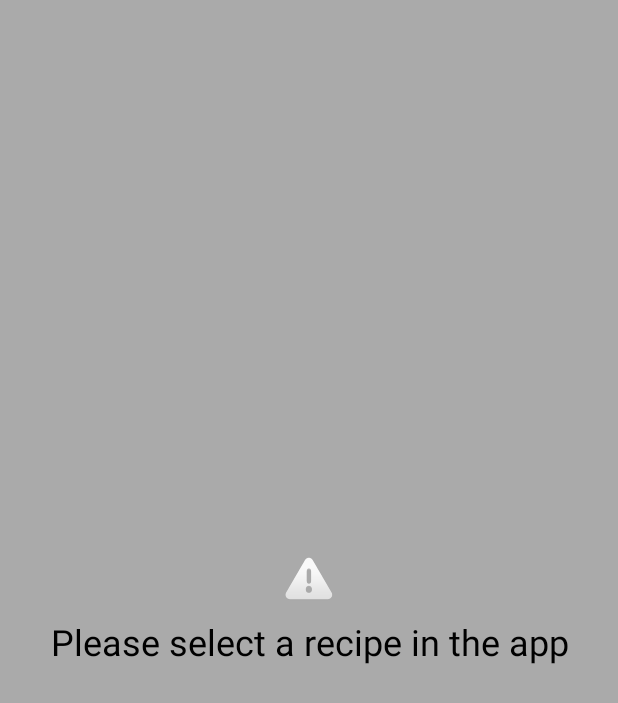
After one commit to su43berkut17/bakingApp, an Android app: the layout ingredients_widget.xml on its own in the app's theme, with its tools: preview values and no code run, on a phone screen of 412 x 824 dp. The commit adds this screen. Shown: the top 703 px of the screen. Run offline under Robolectric (Android 15) with nearby library versions, the phone set to English and light mode, and no system bars.

Commit message:
Added widget (unfinished)

```diff
--- a/app/src/main/java/com/su43berkut17/nanodegree/bakingapp/MainActivity.java
+++ b/app/src/main/java/com/su43berkut17/nanodegree/bakingapp/MainActivity.java
@@ -41,7 +41,7 @@ public class MainActivity extends AppCompatActivity implements
     private boolean mTwoPanel;
 
     //variables that remember the state of the app, what is in which panel
-    private String panelState1;
+    public String panelState1;
     private String panelState2;
 
     @Override
--- /dev/null
+++ b/app/src/main/res/layout/ingredients_widget.xml
@@ -0,0 +1,34 @@
+<RelativeLayout xmlns:android="http://schemas.android.com/apk/res/android"
+    xmlns:app="http://schemas.android.com/apk/res-auto"
+    android:layout_width="match_parent"
+    android:layout_height="match_parent"
+    android:background="@android:color/darker_gray"
+    android:padding="@dimen/widget_margin"
+    android:layout_centerVertical="true"
+    android:layout_gravity="center_vertical">
+
+    <LinearLayout
+        android:layout_width="match_parent"
+        android:layout_height="wrap_content"
+        android:orientation="vertical"
+        android:layout_centerInParent="true">
+
+        <ImageView
+            android:id="@+id/widget_alert_icon"
+            android:layout_width="match_parent"
+            android:layout_height="wrap_content"
+            app:srcCompat="@android:drawable/ic_dialog_alert" />
+
+        <TextView
+            android:id="@+id/appwidget_text"
+            android:layout_width="match_parent"
+            android:layout_height="wrap_content"
+            android:layout_margin="8dp"
+            android:contentDescription="@string/widget_initial_instruction"
+            android:text="@string/widget_initial_instruction"
+            android:textAlignment="center"
+            android:textColor="@android:color/black"
+            android:textSize="24sp" />
+    </LinearLayout>
+
+</RelativeLayout>
--- a/app/src/main/res/values/dimens.xml
+++ b/app/src/main/res/values/dimens.xml
@@ -5,4 +5,5 @@
     <dimen name="main_menu_other_text_size">14sp</dimen>
     <dimen name="detail_fragment_text_padding">16dp</dimen>
     <dimen name="default_padding">8dp</dimen>
+    <dimen name="widget_margin">8dp</dimen>
 </resources>
--- a/app/src/main/res/values/strings.xml
+++ b/app/src/main/res/values/strings.xml
@@ -7,4 +7,6 @@
     <string name="btnNext">Next Step</string>
     <string name="btnPrevious">Previous Step</string>
     <string name="hello_blank_fragment">Pick a recipe and a Step!</string>
+    <string name="widget_initial_instruction">Please select a recipe in the app</string>
+    <string name="add_widget">Add widget</string>
 </resources>
```
Also changed, not shown: app/src/main/AndroidManifest.xml (+14 -2 lines), app/src/main/java/com/su43berkut17/nanodegree/bakingapp/IngredientsWidget.java (added, +54 -0 lines), app/src/main/java/com/su43berkut17/nanodegree/bakingapp/updateIngredientsWidgetService.java (added, +52 -0 lines), app/src/main/res/values-v14/dimens.xml (added, +10 -0 lines), app/src/main/res/xml/ingredients_widget_info.xml (added, +10 -0 lines), app/src/main/res/drawable-nodpi/example_appwidget_preview.png (added).
